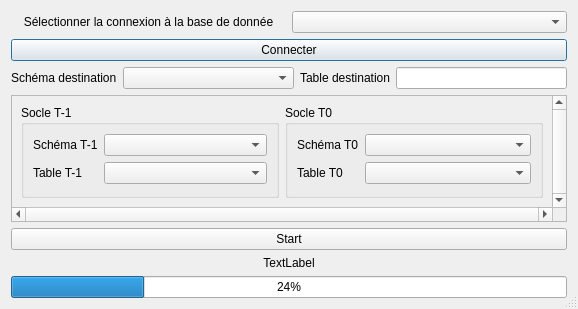
Qt form Outil-Socle-MOS/socle_mos/interface_compare.ui (SIRS-CLS/mos-adeupa-ce) before a commit.
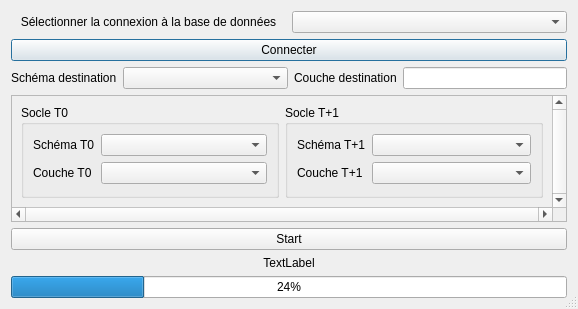
The same form after that commit.

Commit message: finalisation du traitement de rétro évolution et ajout du module de comparaison de socle

```diff
--- a/Outil-Socle-MOS/socle_mos/interface_compare.ui
+++ b/Outil-Socle-MOS/socle_mos/interface_compare.ui
@@ -37,7 +37,7 @@
         <enum>Qt::LeftToRight</enum>
        </property>
        <property name="text">
-        <string>Sélectionner la connexion à la base de donnée</string>
+        <string>Sélectionner la connexion à la base de données</string>
        </property>
        <property name="alignment">
         <set>Qt::AlignCenter</set>
@@ -89,7 +89,7 @@
         </sizepolicy>
        </property>
        <property name="text">
-        <string>Table destination</string>
+        <string>Couche destination</string>
        </property>
       </widget>
      </item>
@@ -134,17 +134,17 @@
          <item>
           <widget class="QGroupBox" name="groupBox_5">
            <property name="title">
-            <string>Socle T-1</string>
+            <string>Socle T0</string>
            </property>
            <layout class="QGridLayout" name="gridLayout_5">
             <property name="sizeConstraint">
              <enum>QLayout::SetMinimumSize</enum>
             </property>
             <item row="1" column="1">
-             <widget class="QComboBox" name="cb_schema_t1"/>
+             <widget class="QComboBox" name="cb_schema_t0"/>
             </item>
             <item row="2" column="1">
-             <widget class="QComboBox" name="cb_table_t1"/>
+             <widget class="QComboBox" name="cb_table_t0"/>
             </item>
             <item row="1" column="0">
              <widget class="QLabel" name="label_14">
@@ -155,7 +155,7 @@
                </sizepolicy>
               </property>
               <property name="text">
-               <string>Schéma T-1</string>
+               <string>Schéma T0</string>
               </property>
              </widget>
             </item>
@@ -168,7 +168,7 @@
                </sizepolicy>
               </property>
               <property name="text">
-               <string>Table T-1</string>
+               <string>Couche T0</string>
               </property>
              </widget>
             </item>
@@ -191,7 +191,7 @@
             </sizepolicy>
            </property>
            <property name="title">
-            <string>Socle T0</string>
+            <string>Socle T+1</string>
            </property>
            <layout class="QGridLayout" name="gridLayout">
             <property name="sizeConstraint">
@@ -206,7 +206,7 @@
                </sizepolicy>
               </property>
               <property name="text">
-               <string>Schéma T0</string>
+               <string>Schéma T+1</string>
               </property>
              </widget>
             </item>
@@ -219,12 +219,12 @@
                </sizepolicy>
               </property>
               <property name="text">
-               <string>Table T0</string>
+               <string>Couche T+1</string>
               </property>
              </widget>
             </item>
             <item row="0" column="1">
-             <widget class="QComboBox" name="cb_schema_t0">
+             <widget class="QComboBox" name="cb_schema_t1">
               <property name="sizePolicy">
                <sizepolicy hsizetype="Preferred" vsizetype="Fixed">
                 <horstretch>0</horstretch>
@@ -234,7 +234,7 @@
              </widget>
             </item>
             <item row="1" column="1">
-             <widget class="QComboBox" name="cb_table_t0">
+             <widget class="QComboBox" name="cb_table_t1">
               <property name="sizePolicy">
                <sizepolicy hsizetype="Preferred" vsizetype="Fixed">
                 <horstretch>0</horstretch>
```
Left out of the diff: 10 changed lines with no effect on the pictures. The commit also changes 18 other files.
